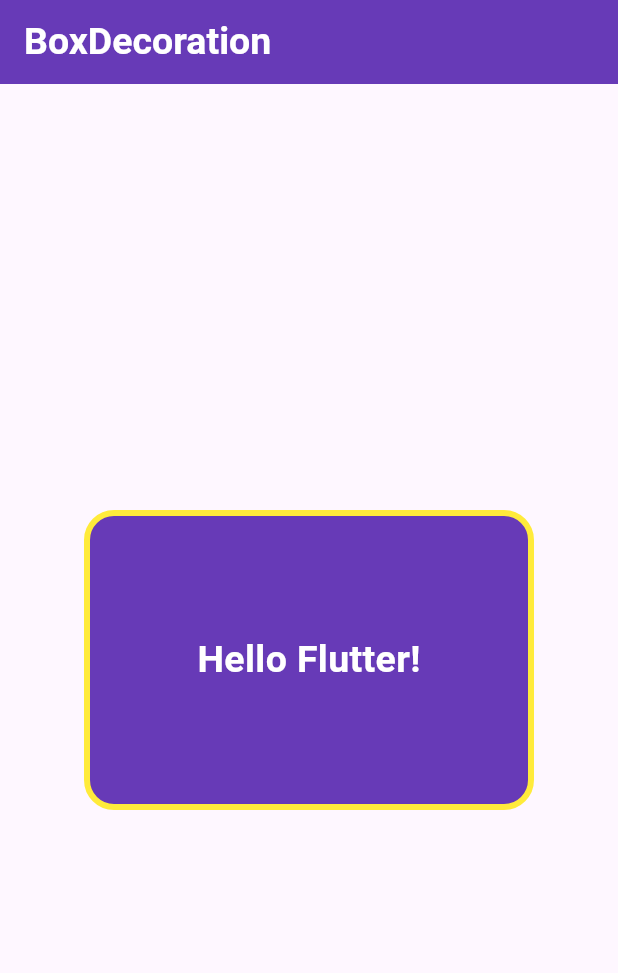
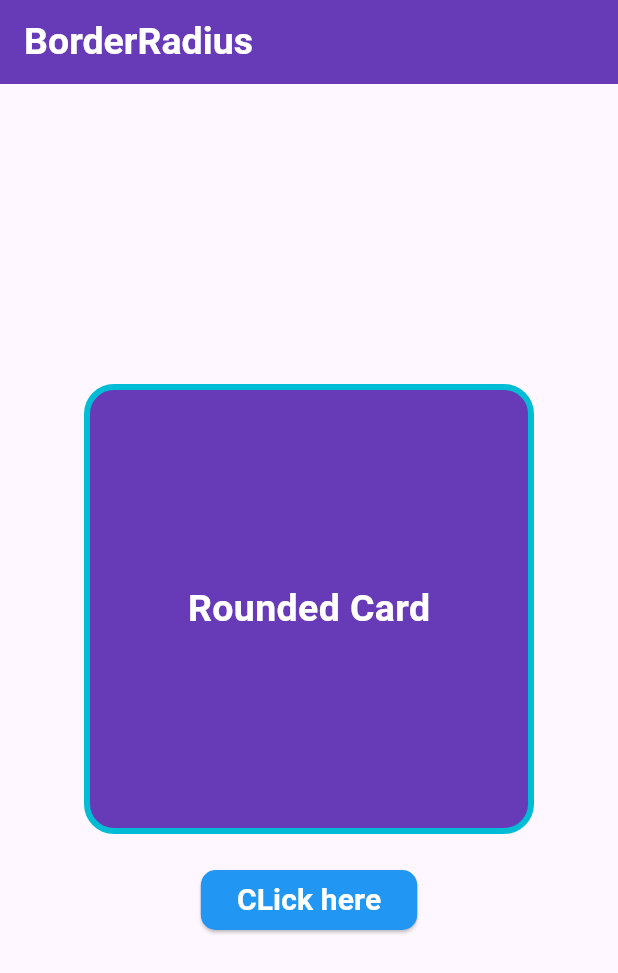
Before and after one commit to Gulshid/Flutter-Shorts-, a Flutter app: the screen it shows after launch, on a phone screen of 412 x 824 dp. Shown: the top 973 px of the screen. Run offline on Flutter 3.47's test engine with Material 3 defaults, Android fonts, the phone set to English and light mode, and no system bars.

Commit message:
border radius is done

```diff
--- /dev/null
+++ b/shorts/lib/Flutter Styling and UI Design/borderRadius_widget.dart
@@ -0,0 +1,76 @@
+import 'package:flutter/material.dart';
+
+class BorderradiusWidget extends StatefulWidget {
+  const BorderradiusWidget({super.key});
+
+  @override
+  State<BorderradiusWidget> createState() => _BorderradiusWidgetState();
+}
+
+class _BorderradiusWidgetState extends State<BorderradiusWidget> {
+  @override
+  Widget build(BuildContext context) {
+    return Scaffold(
+      appBar: AppBar(
+        title: const Text(
+          'BorderRadius',
+          style: TextStyle(
+            color: Colors.white,
+            fontSize: 25,
+            fontWeight: FontWeight.bold,
+          ),
+        ),
+        backgroundColor: Colors.deepPurple,
+      ),
+
+      body: Center(
+        child: Column(
+          mainAxisAlignment: MainAxisAlignment.center,
+          children: [
+            Container(
+              height: 300,
+              width: 300,
+              decoration: BoxDecoration(
+                color: Colors.deepPurple,
+                borderRadius: BorderRadius.circular(20),
+                border: Border.all(color: Colors.cyan, width: 4),
+              ),
+
+              child: Center(
+                child: Text(
+                  "Rounded Card",
+                  style: TextStyle(
+                    color: Colors.white,
+                    fontSize: 25,
+                    fontWeight: FontWeight.bold,
+                  ),
+                ),
+              ),
+            ),
+
+            const SizedBox(height: 20),
+
+            ElevatedButton(
+              style: ElevatedButton.styleFrom(
+                backgroundColor: Colors.blue,
+                foregroundColor: Colors.white,
+                shape: RoundedRectangleBorder(
+                  borderRadius: BorderRadius.circular(10),
+                ),
+              ),
+              onPressed: () {},
+              child: Text(
+                "CLick here",
+                style: TextStyle(
+                  color: Colors.white,
+                  fontSize: 20,
+                  fontWeight: FontWeight.bold,
+                ),
+              ),
+            ),
+          ],
+        ),
+      ),
+    );
+  }
+}
--- a/shorts/lib/main.dart
+++ b/shorts/lib/main.dart
@@ -1,5 +1,5 @@
 import 'package:flutter/material.dart';
-import 'package:shorts/Flutter%20Styling%20and%20UI%20Design/boxdecoration.dart';
+import 'package:shorts/Flutter%20Styling%20and%20UI%20Design/borderRadius_widget.dart';
 
 void main() {
   runApp(const MyApp());
@@ -12,7 +12,7 @@ class MyApp extends StatelessWidget {
   Widget build(BuildContext context) {
     return MaterialApp(
       debugShowCheckedModeBanner: false,
-      home: BoxdecorationWidget(),
+      home: BorderradiusWidget(),
     );
   }
 }
```
